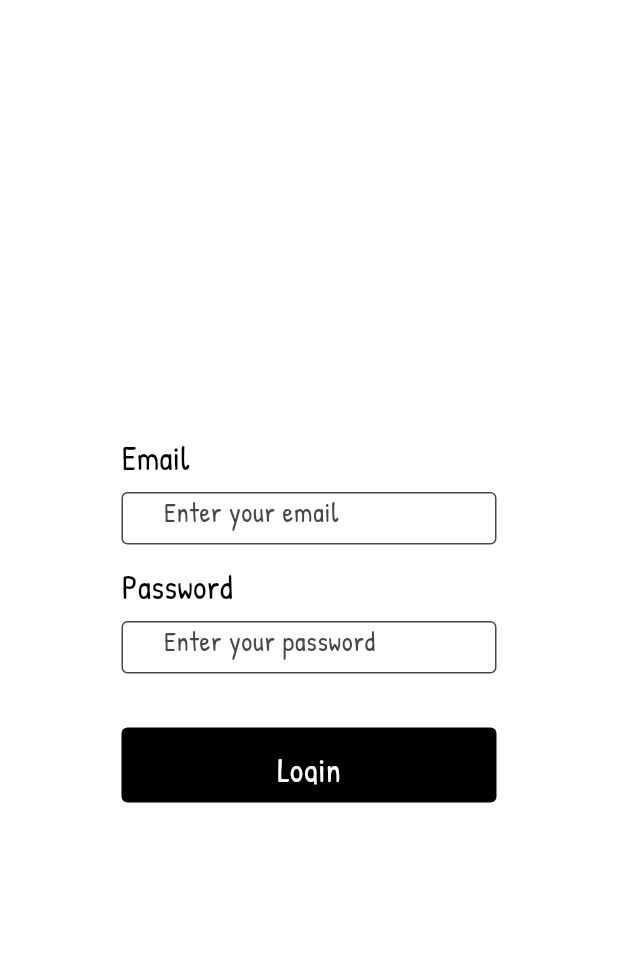
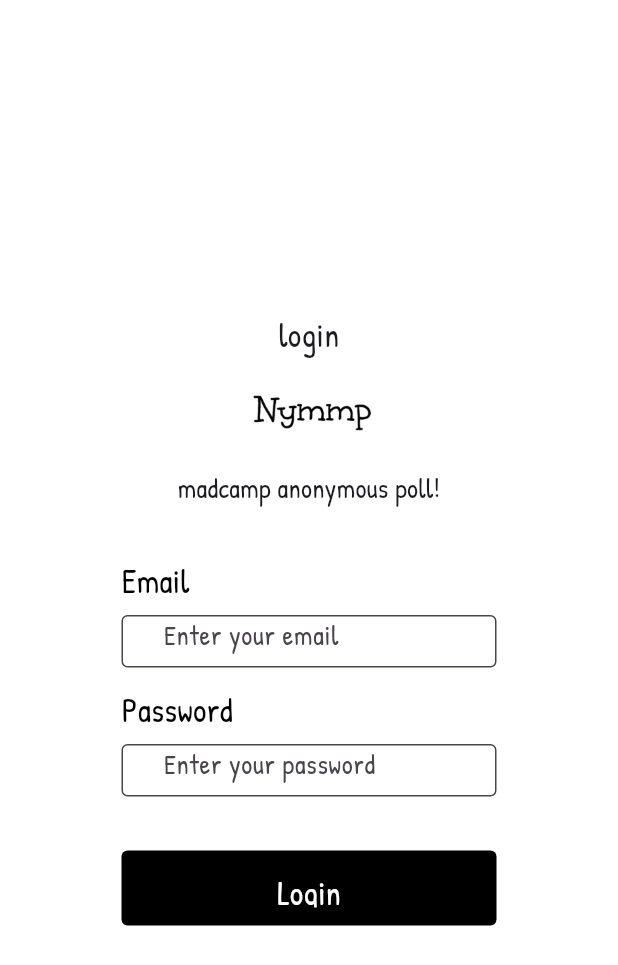
Before and after one commit to Nymmpy/nymmp_front, a Flutter app: the screen it shows after launch, after a tap on "Sign In", on a phone screen of 412 x 824 dp. Shown: the top 965 px of the screen. Run offline on Flutter 3.47's test engine with Material 3 defaults, Android fonts, the phone set to English and light mode, and no system bars; our stand-ins replace flutter_svg, go_router.

Commit message:
feat: redesign homepage

```diff
--- a/lib/pages/home_page.dart
+++ b/lib/pages/home_page.dart
@@ -7,14 +7,35 @@ class HomePage extends StatelessWidget {
   Widget build(BuildContext context) {
     return Scaffold(
       body: Center(
+        child: SingleChildScrollView(
           child: Column(
             mainAxisAlignment: MainAxisAlignment.center,
             children: <Widget>[
+              // Logo image
+              Image.asset(
+                'assets/NymmpLogo.png', //앱로고로 대체 필요
+                width: 200,
+                height: 200,
+              ),
+              SizedBox(height: 16),
+              Image.asset(
+                'assets/NymmpLogo.png',
+                width: 200,
+                height: 100,
+              ),
+              Text(
+                'madcamp anonymous poll!',
+                style: TextStyle(
+                  fontSize: 20,
+                  fontWeight: FontWeight.w400,
+                ),
+              ),
+              SizedBox(height: 32),
               CustomButton(
                 text: 'Sign In',
                 onPressed: () => context.go('/login'),
               ),
-            SizedBox(height: 24),
+              SizedBox(height: 16),
               CustomButton(
                 text: 'Create an Account',
                 onPressed: () => context.go('/signup'),
@@ -22,6 +43,7 @@ class HomePage extends StatelessWidget {
             ],
           ),
         ),
+      ),
     );
   }
 }
--- a/lib/pages/login_page.dart
+++ b/lib/pages/login_page.dart
@@ -1,20 +1,40 @@
 import 'package:flutter/material.dart';
 import '../components/login.dart';
-import '../components/header.dart';
 
 class LoginPage extends StatelessWidget {
   @override
   Widget build(BuildContext context) {
     return Scaffold(
-      body: Container(
-        width: MediaQuery.of(context).size.width, // 전체 너비 설정
-        height: MediaQuery.of(context).size.height,
-        child: Column(
-          mainAxisAlignment: MainAxisAlignment.center,
-          crossAxisAlignment: CrossAxisAlignment.center,
-          children: <Widget>[
-            Login(),
-          ],
+      body: Center(
+        child: SingleChildScrollView(
+          child: Column(
+            mainAxisAlignment: MainAxisAlignment.center,
+            children: [
+              Text(
+                'login',
+                style: TextStyle(
+                  fontSize: 22,
+                  fontWeight: FontWeight.w400,
+                ),
+              ),
+              SizedBox(height: 16),
+              Image.asset(
+                'assets/NymmpLogo.png',
+                width: 122,
+                height: 43,
+              ),
+              SizedBox(height: 16),
+              Text(
+                'madcamp anonymous poll!',
+                style: TextStyle(
+                  fontSize: 18,
+                  fontWeight: FontWeight.w400,
+                ),
+              ),
+              SizedBox(height: 32),
+              Login(),
+            ],
+          ),
         ),
       ),
     );
```
Also changed, not shown: lib/components/sign_up_form.dart (+27 -16 lines), lib/pages/signup_page.dart (+28 -3 lines). Lines whose indentation alone changed are shown as unchanged.
